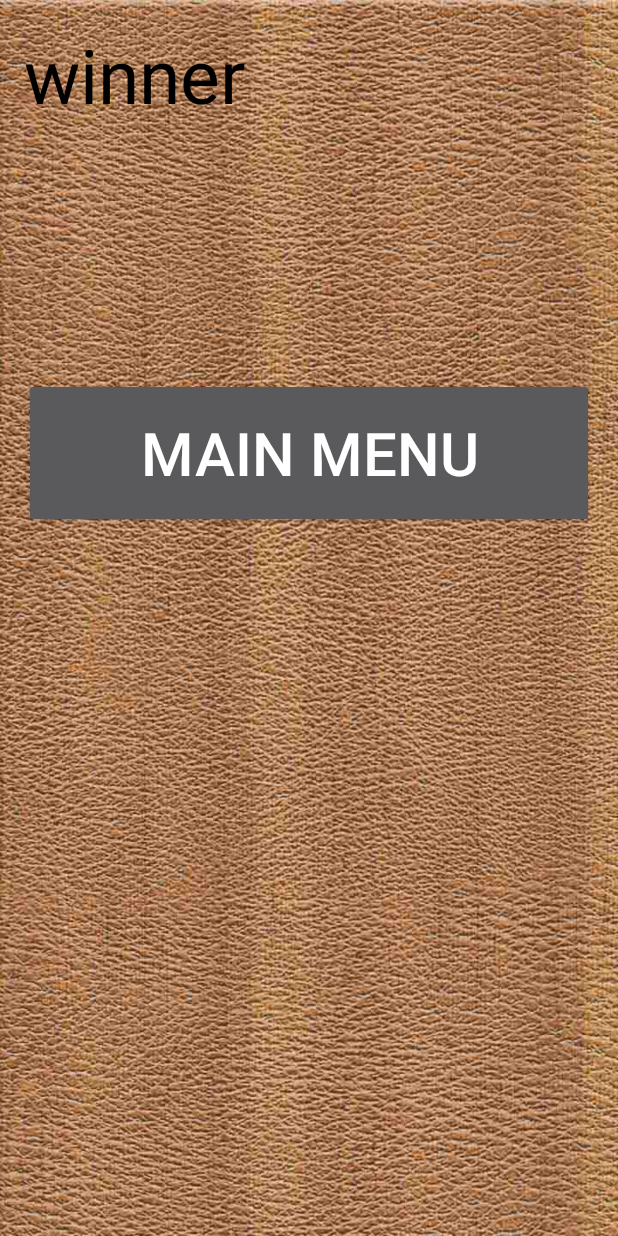
After one commit to imranicp/mobileapp07, an Android app: the layout activity_game_over.xml on its own in the app's theme, with its tools: preview values and no code run, on a phone screen of 412 x 824 dp. The commit adds this screen. Run offline under Robolectric (Android 15) with nearby library versions, the phone set to English and light mode, and no system bars.

```diff
--- a/app/src/main/AndroidManifest.xml
+++ b/app/src/main/AndroidManifest.xml
@@ -42,7 +42,8 @@
             android:theme="@android:style/Theme.NoTitleBar.Fullscreen" />
         <activity
             android:name=".PlayerSelectActivity"
-            android:theme="@android:style/Theme.NoTitleBar.Fullscreen"></activity>
+            android:theme="@android:style/Theme.NoTitleBar.Fullscreen" />
+        <activity android:name=".GameOverActivity"></activity>
     </application>
 
 </manifest>
--- a/app/src/main/java/logic/main/com/boardgame/MenuActivity.java
+++ b/app/src/main/java/logic/main/com/boardgame/MenuActivity.java
@@ -4,7 +4,6 @@ import android.app.Activity;
 import android.content.Intent;
 import android.os.Bundle;
 import android.view.View;
-import android.widget.Button;
 
 
 public class MenuActivity extends Activity {
@@ -13,7 +12,6 @@ public class MenuActivity extends Activity {
     protected void onCreate(Bundle savedInstanceState) {
         super.onCreate(savedInstanceState);
         setContentView(R.layout.menu_layout);
-        Button next= (Button) findViewById(R.id.aboutBtn);
 
     }
 
--- a/app/src/main/java/logic/main/com/boardgame/ScoreActivity.java
+++ b/app/src/main/java/logic/main/com/boardgame/ScoreActivity.java
@@ -21,7 +21,7 @@ public class ScoreActivity extends Activity {
         int i = 1;
 
         for (PlayerScore playerScore : data) {
-
+            if (playerScore != null) {
                 Log.e("name", playerScore.getName());
                 Log.e("score", String.valueOf(playerScore.getScore()));
                 if (i == 1) {
@@ -39,6 +39,7 @@ public class ScoreActivity extends Activity {
                 i++;
 
             }
+        }
 
 
     }
--- /dev/null
+++ b/app/src/main/res/layout/activity_game_over.xml
@@ -0,0 +1,41 @@
+<?xml version="1.0" encoding="utf-8"?>
+<RelativeLayout xmlns:android="http://schemas.android.com/apk/res/android"
+    xmlns:tools="http://schemas.android.com/tools"
+    android:layout_width="match_parent"
+    android:layout_height="match_parent"
+    android:background="@drawable/menu_bg"
+    android:paddingBottom="@dimen/activity_vertical_margin"
+    android:paddingLeft="@dimen/activity_horizontal_margin"
+    android:paddingRight="@dimen/activity_horizontal_margin"
+    android:paddingTop="@dimen/activity_vertical_margin"
+    tools:context="logic.main.com.boardgame.GameOverActivity">
+
+    <LinearLayout
+        android:layout_width="match_parent"
+        android:layout_height="match_parent"
+        android:layout_alignParentEnd="true"
+        android:layout_alignParentTop="true"
+        android:orientation="vertical"
+        android:weightSum="1">
+
+        <TextView
+            android:id="@+id/winner"
+            android:layout_width="match_parent"
+            android:layout_height="wrap_content"
+            android:layout_weight="0.26"
+            android:text="winner"
+            android:textColor="#000000"
+            android:textSize="50dp" />
+
+        <Button
+            android:id="@+id/main"
+            android:layout_width="match_parent"
+            android:layout_height="wrap_content"
+            android:layout_weight="0.04"
+            android:onClick="goToMain"
+            android:text="Main Menu"
+            android:textSize="40dp" />
+
+
+    </LinearLayout>
+</RelativeLayout>
--- a/app/src/main/res/values/strings.xml
+++ b/app/src/main/res/values/strings.xml
@@ -1,3 +1,4 @@
 <resources>
     <string name="app_name">BoardGame</string>
+
 </resources>
```
Also changed, not shown: app/src/main/java/logic/main/com/boardgame/DatabaseManager.java (+36 -6 lines), app/src/main/java/logic/main/com/boardgame/GameOverActivity.java (added, +31 -0 lines), app/src/main/java/logic/main/com/boardgame/MainActivity.java (+45 -4 lines). Lines whose indentation alone changed are shown as unchanged.
